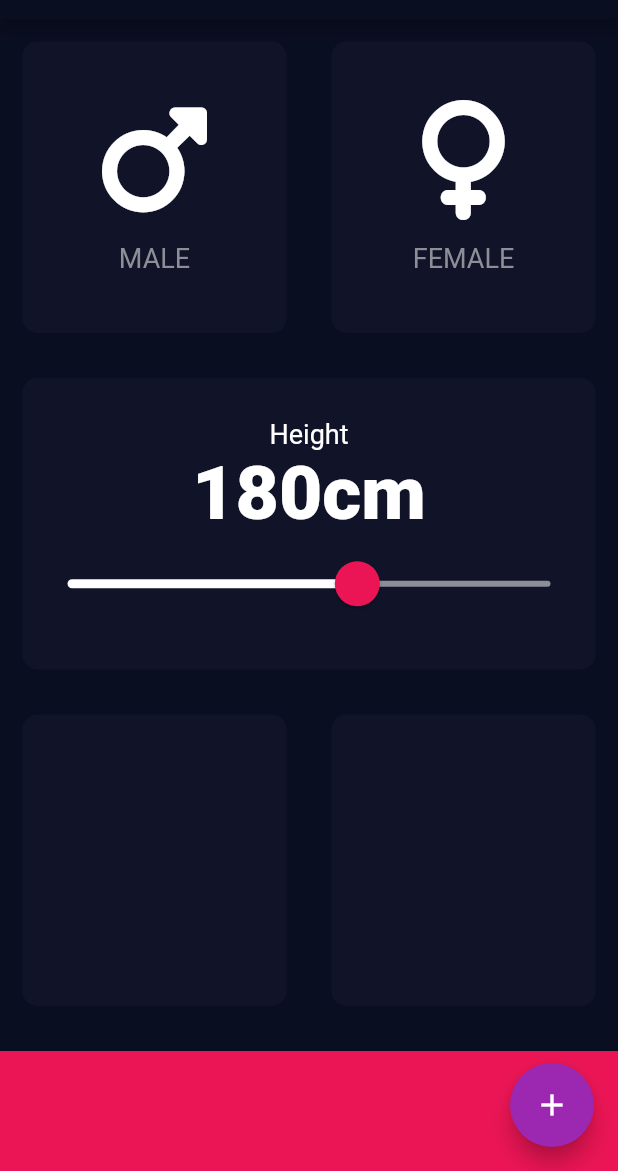
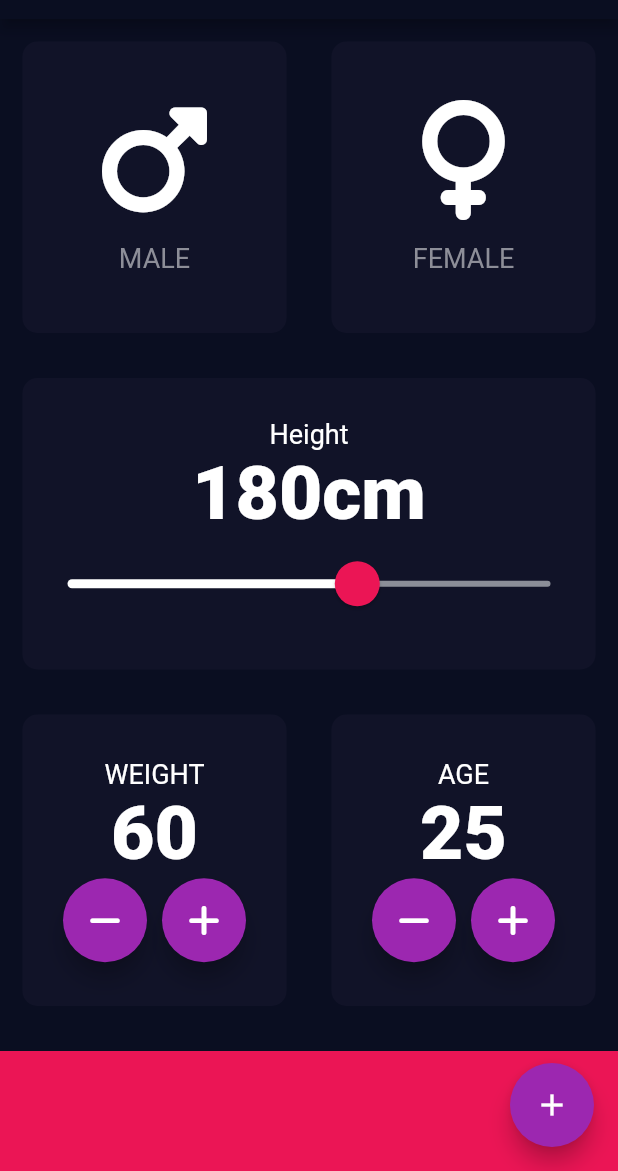
Before and after one commit to deepcodingios/BMI_Calculator, a Flutter app: the screen it shows after launch, on a phone screen of 412 x 824 dp, the part 65-1236 px from its top. Run offline on Flutter 3.47's test engine with Material 2 defaults, Android fonts, the phone set to English and light mode, and no system bars; our stand-ins replace font_awesome_flutter; missing offline and left inert: dart:ffi.

Commit message:
Adding Weight and Age Widgets

```diff
--- a/lib/inputpage.dart
+++ b/lib/inputpage.dart
@@ -14,6 +14,8 @@ class _InputPageState extends State<InputPage> {
   Gender selectedGender;
 
   int height = 180;
+  int weight = 60;
+  int age = 25;
 
   @override
   Widget build(BuildContext context) {
@@ -125,11 +127,85 @@ class _InputPageState extends State<InputPage> {
                   Expanded(
                     child: ReusableCard(
                       colour: kInActiveCardBackgroundColor,
+                      cardChild: Column(
+                        mainAxisAlignment: MainAxisAlignment.center,
+                        children: [
+                          Text(
+                            'WEIGHT',
+                            style: kLabelTextStyle,
+                          ),
+                          Text(
+                            weight.toString(),
+                            style: kHeavyTextStyle,
+                          ),
+                          Row(
+                            mainAxisAlignment: MainAxisAlignment.center,
+                            children: [
+                              FloatingActionButton(
+                                onPressed: () {
+                                  setState(() {
+                                    weight--;
+                                  });
+                                },
+                                child: Icon(FontAwesomeIcons.minus),
+                              ),
+                              SizedBox(
+                                width: 10.0,
+                              ),
+                              FloatingActionButton(
+                                onPressed: () {
+                                  setState(() {
+                                    weight++;
+                                  });
+                                },
+                                child: Icon(FontAwesomeIcons.plus),
+                              ),
+                            ],
+                          )
+                        ],
+                      ),
                     ),
                   ),
                   Expanded(
                     child: ReusableCard(
                       colour: kInActiveCardBackgroundColor,
+                      cardChild: Column(
+                        mainAxisAlignment: MainAxisAlignment.center,
+                        children: [
+                          Text(
+                            'AGE',
+                            style: kLabelTextStyle,
+                          ),
+                          Text(
+                            age.toString(),
+                            style: kHeavyTextStyle,
+                          ),
+                          Row(
+                            mainAxisAlignment: MainAxisAlignment.center,
+                            children: [
+                              FloatingActionButton(
+                                onPressed: () {
+                                  setState(() {
+                                    age--;
+                                  });
+                                },
+                                child: Icon(FontAwesomeIcons.minus),
+                              ),
+                              SizedBox(
+                                width: 10.0,
+                              ),
+                              FloatingActionButton(
+                                onPressed: () {
+                                  setState(() {
+                                    age++;
+                                  });
+                                },
+                                child: Icon(FontAwesomeIcons.plus),
+                              ),
+                            ],
+                          )
+                        ],
+                      ),
                     ),
                   ),
                 ],
@@ -204,3 +280,15 @@ class ReusableCard extends StatelessWidget {
     );
   }
 }
+
+class RoundIconWidget extends StatefulWidget {
+  @override
+  State<RoundIconWidget> createState() => _RoundIconWidgetState();
+}
+
+class _RoundIconWidgetState extends State<RoundIconWidget> {
+  @override
+  Widget build(BuildContext context) {
+    return const Placeholder();
+  }
+}
```
